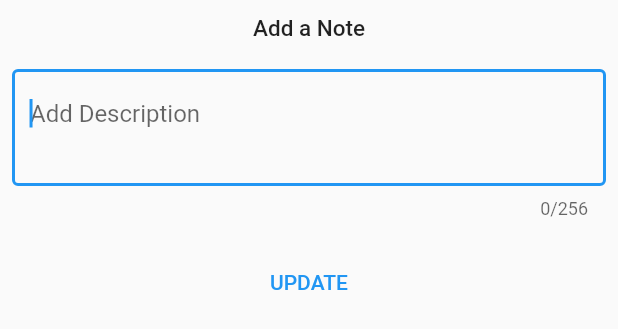
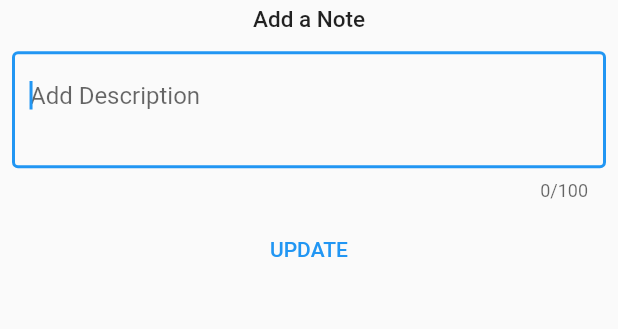
Before and after one commit to arunkumard001/TO, a Flutter app: the TodoAdd widget shown alone on an empty page, opened directly with empty values, on a phone screen of 412 x 824 dp. Shown: the top 329 px of the screen. Run offline on Flutter 3.47's test engine with Material 2 defaults, Android fonts, the phone set to English and light mode, and no system bars; our stand-ins replace get, hive, hive_flutter; accounts and stored records are empty.

Commit message:
some optimization and some feature add

```diff
--- a/lib/app/modules/home/views/todoadd.dart
+++ b/lib/app/modules/home/views/todoadd.dart
@@ -1,6 +1,7 @@
 import 'package:flutter/material.dart';
 import 'package:get/get_core/src/get_main.dart';
 import 'package:get/get_instance/src/extension_instance.dart';
+import 'package:get/get_navigation/src/extension_navigation.dart';
 import 'package:to/app/data/todo.dart';
 import 'package:to/app/modules/home/controllers/home_controller.dart';
 
@@ -23,41 +24,35 @@ class _TodoAddState extends State<TodoAdd> {
   final todocontroller = Get.find<HomeController>();
   @override
   Widget build(BuildContext context) {
-    return Padding(
-      padding: MediaQuery.of(context).viewInsets,
-      child: Form(
+    return Form(
         key: _formkey,
         child: Column(
           mainAxisSize: MainAxisSize.min,
           children: [
             SizedBox(
-                height: 10,
+              height: Get.height / 200,
             ),
             Text(
               "Add a Note",
               style: TextStyle(fontSize: 15, fontWeight: FontWeight.w500),
             ),
             SizedBox(
-                height: 10,
+              height: Get.height / 200,
             ),
             Padding(
               padding: const EdgeInsets.all(8.0),
               child: TextFormField(
                 autofocus: true,
-                  maxLength: 256,
                 maxLines: 2,
+                maxLength: 100,
                 initialValue:
                     widget.todo != null ? widget.todo.description : "",
                 onSaved: (value) {
                   description = value.toString();
                 },
                 decoration: InputDecoration(
-                      border: OutlineInputBorder(),
-                      hintText: "Add Description"),
+                    border: OutlineInputBorder(), hintText: "Add Description"),
               ),
-              ),
-              SizedBox(
-                height: 10,
             ),
             TextButton(
               onPressed: () {
@@ -72,7 +67,6 @@ class _TodoAddState extends State<TodoAdd> {
               child: Text(widget.type == "new" ? "New" : "UPDATE"),
             )
           ],
-          )),
-    );
+        ));
   }
 }
```
Also changed, not shown: lib/app/modules/home/views/home_view.dart (+22 -24 lines), 14 other files. Lines whose indentation alone changed are shown as unchanged.
